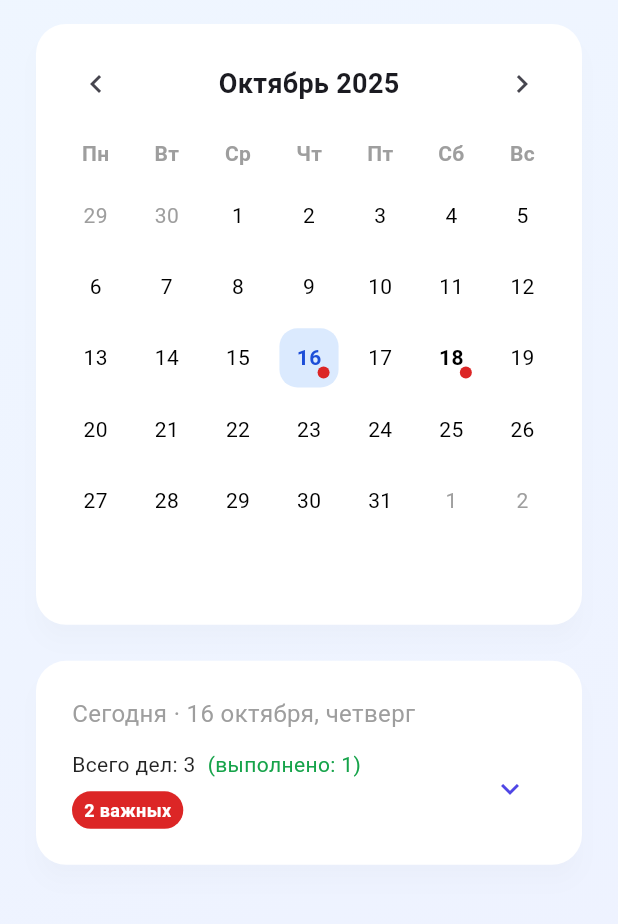
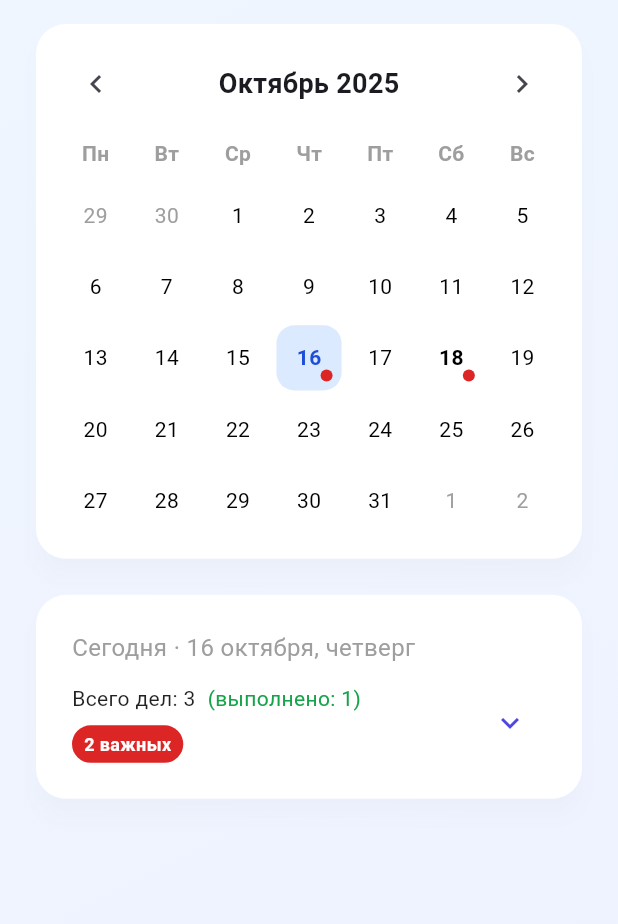
Before and after one commit to SergeyFierce/MyPlansDailyPlanner, a Flutter app: the screen it shows after launch, on a phone screen of 412 x 824 dp, the part 87-1011 px from its top. Run offline on Flutter 3.47's test engine with Material 3 defaults, Android fonts, the phone set to English and light mode, and no system bars.

Commit message:
пятый коммит

```diff
--- a/lib/screens/calendar/calendar_view.dart
+++ b/lib/screens/calendar/calendar_view.dart
@@ -122,7 +122,7 @@ class CalendarView extends StatelessWidget {
                 shadowColor: Colors.black.withOpacity(isLightTheme ? 0.08 : 0.2),
                 shape: cardShape,
                 child: Padding(
-                  padding: const EdgeInsets.fromLTRB(16, 16, 16, 12),
+                  padding: const EdgeInsets.fromLTRB(16, 16, 16, 0),
                   child: CustomCalendar(
                     selected: selectedDate,
                     today: today,
--- a/lib/widgets/custom_calendar.dart
+++ b/lib/widgets/custom_calendar.dart
@@ -244,7 +244,7 @@ class _CustomCalendarState extends State<CustomCalendar> {
     return LayoutBuilder(
       builder: (context, constraints) {
         final cellSize = constraints.maxWidth / 7;
-        final gridHeight = cellSize * 6;
+        final gridHeight = cellSize * 6 - 32;
 
         return Column(
           children: [
@@ -349,7 +349,7 @@ class _CustomCalendarState extends State<CustomCalendar> {
                       }
 
                       return Padding(
-                        padding: const EdgeInsets.all(4),
+                        padding: const EdgeInsets.all(2),
                         child: InkWell(
                           borderRadius: BorderRadius.circular(12),
                           onTap: () {
```
